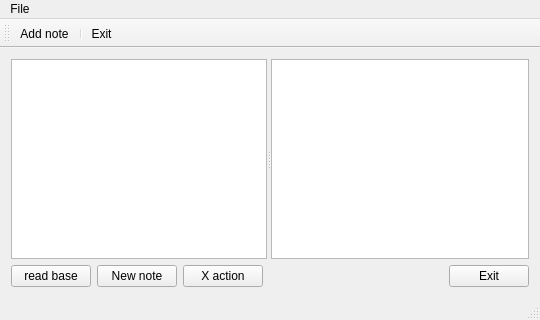
Before: the Qt Designer form notes2.ui in fatinbrain/notes2, drawn with Qt 5.
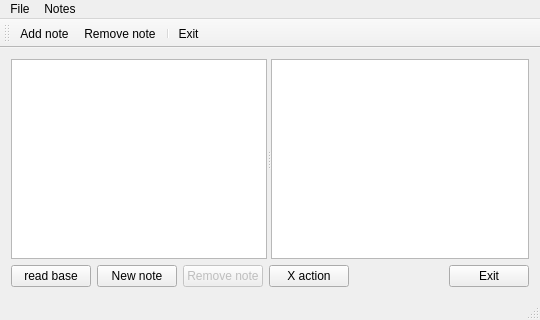
After: the same form once the commit is applied. Icons and pictures are not drawn.

What changed in the file:
```diff
--- a/notes2.ui
+++ b/notes2.ui
@@ -63,6 +63,20 @@
           </property>
          </widget>
         </item>
+        <item>
+         <widget class="QPushButton" name="pbRemoveNote">
+          <property name="enabled">
+           <bool>false</bool>
+          </property>
+          <property name="text">
+           <string>Remove note</string>
+          </property>
+          <property name="icon">
+           <iconset resource="notes2.qrc">
+            <normaloff>:/img/img/Remove.png</normaloff>:/img/img/Remove.png</iconset>
+          </property>
+         </widget>
+        </item>
         <item>
          <widget class="QPushButton" name="pb">
           <property name="text">
@@ -115,7 +129,15 @@
     </property>
     <addaction name="actionExit"/>
    </widget>
+   <widget class="QMenu" name="menuNotes">
+    <property name="title">
+     <string>Notes</string>
+    </property>
+    <addaction name="actionAdd_note"/>
+    <addaction name="actionRemove_note"/>
+   </widget>
    <addaction name="menuFile"/>
+   <addaction name="menuNotes"/>
   </widget>
   <widget class="QToolBar" name="mainToolBar">
    <attribute name="toolBarArea">
@@ -125,6 +147,7 @@
     <bool>false</bool>
    </attribute>
    <addaction name="actionAdd_note"/>
+   <addaction name="actionRemove_note"/>
    <addaction name="separator"/>
    <addaction name="actionExit"/>
   </widget>
@@ -156,6 +179,18 @@
     <string>Add new note</string>
    </property>
   </action>
+  <action name="actionRemove_note">
+   <property name="icon">
+    <iconset resource="notes2.qrc">
+     <normaloff>:/img/img/Remove.png</normaloff>:/img/img/Remove.png</iconset>
+   </property>
+   <property name="text">
+    <string>Remove note</string>
+   </property>
+   <property name="toolTip">
+    <string>Remove current note</string>
+   </property>
+  </action>
  </widget>
  <layoutdefault spacing="6" margin="11"/>
  <resources>
```
